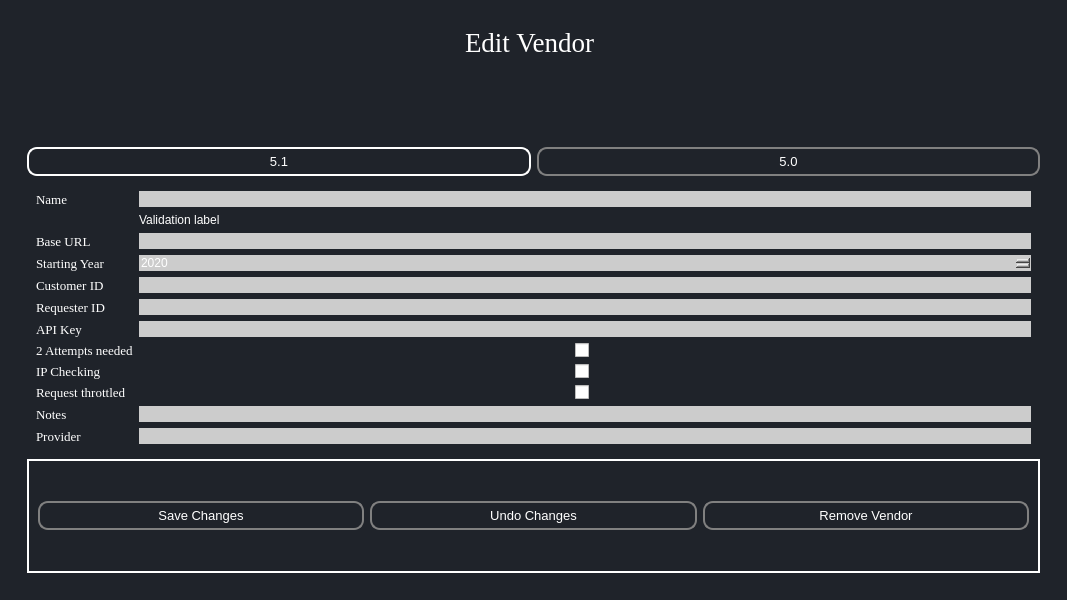
First picture: the form in ui/EditVendors.ui, repository aanushri9/Counter-Harvesting-5.1, before the edit.
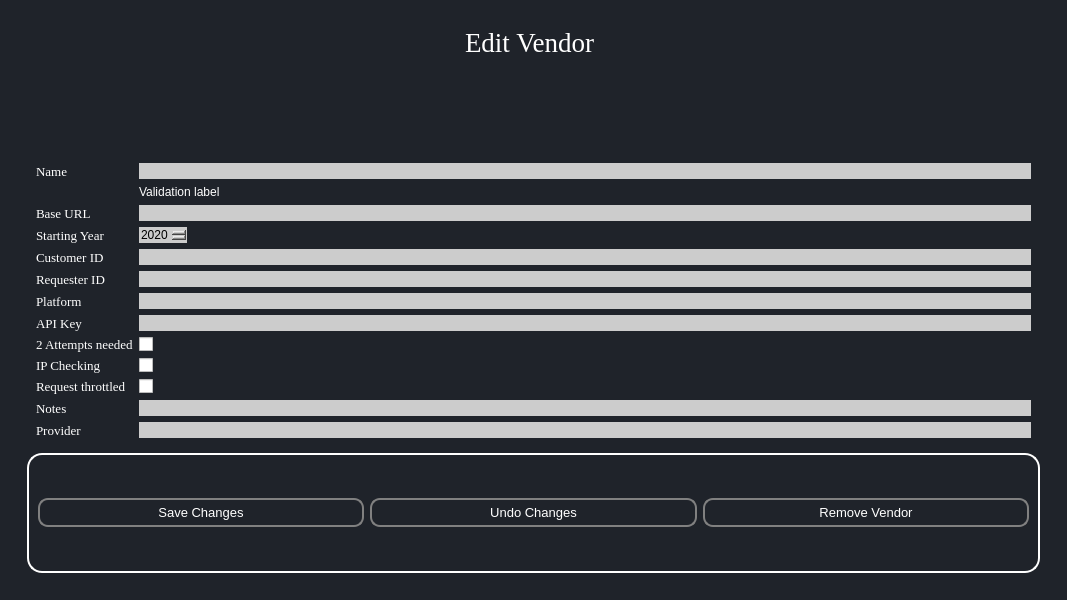
Second picture: the form after the edit. Icons and pictures are not drawn.

Patch:
```diff
--- a/ui/EditVendors.ui
+++ b/ui/EditVendors.ui
@@ -23,7 +23,11 @@
 margin:0;
 color:#fff;
 }
-
+#QLineEdit{
+color:black;
+}
+#QDateEdit{
+color:black;}
 
 
 #centralwidget{
@@ -78,13 +82,146 @@
             </property>
            </widget>
           </item>
-          <item row="2" column="0">
+          <item row="1" column="0">
            <widget class="QFrame" name="edit_vendor_details_frame">
             <property name="frameShape">
              <enum>QFrame::StyledPanel</enum>
             </property>
             <layout class="QGridLayout" name="gridLayout_5">
-             <item row="8" column="0">
+             <item row="10" column="2">
+              <widget class="QCheckBox" name="checkBox_2">
+               <property name="text">
+                <string/>
+               </property>
+              </widget>
+             </item>
+             <item row="11" column="2">
+              <widget class="QCheckBox" name="checkBox_3">
+               <property name="text">
+                <string/>
+               </property>
+              </widget>
+             </item>
+             <item row="9" column="2">
+              <widget class="QCheckBox" name="checkBox">
+               <property name="text">
+                <string/>
+               </property>
+              </widget>
+             </item>
+             <item row="11" column="0">
+              <widget class="QLabel" name="label_11">
+               <property name="font">
+                <font>
+                 <family>Georgia</family>
+                 <pointsize>10</pointsize>
+                </font>
+               </property>
+               <property name="text">
+                <string>Request throttled</string>
+               </property>
+              </widget>
+             </item>
+             <item row="5" column="2">
+              <widget class="QLineEdit" name="requesterIdEdit">
+               <property name="styleSheet">
+                <string notr="true">QLineEdit {
+	background-color: #cccccc;
+	border-radius: 20px; 
+color:black;
+}
+</string>
+               </property>
+              </widget>
+             </item>
+             <item row="10" column="0">
+              <widget class="QLabel" name="label_9">
+               <property name="font">
+                <font>
+                 <family>Georgia</family>
+                 <pointsize>10</pointsize>
+                </font>
+               </property>
+               <property name="text">
+                <string>IP Checking</string>
+               </property>
+              </widget>
+             </item>
+             <item row="13" column="0">
+              <widget class="QLabel" name="companiesText">
+               <property name="font">
+                <font>
+                 <family>Georgia</family>
+                 <pointsize>10</pointsize>
+                </font>
+               </property>
+               <property name="text">
+                <string>Provider</string>
+               </property>
+              </widget>
+             </item>
+             <item row="12" column="2">
+              <widget class="QLineEdit" name="notesEdit">
+               <property name="sizePolicy">
+                <sizepolicy hsizetype="Expanding" vsizetype="Fixed">
+                 <horstretch>0</horstretch>
+                 <verstretch>0</verstretch>
+                </sizepolicy>
+               </property>
+               <property name="minimumSize">
+                <size>
+                 <width>339</width>
+                 <height>0</height>
+                </size>
+               </property>
+               <property name="styleSheet">
+                <string notr="true">QLineEdit {
+	background-color: #cccccc;
+	border-radius: 20px; 
+color:black;
+}
+</string>
+               </property>
+              </widget>
+             </item>
+             <item row="13" column="2">
+              <widget class="QLineEdit" name="providerEdit">
+               <property name="styleSheet">
+                <string notr="true">QLineEdit {
+	background-color: #cccccc;
+	border-radius: 20px; 
+color:black;
+}
+</string>
+               </property>
+              </widget>
+             </item>
+             <item row="4" column="2">
+              <widget class="QLineEdit" name="lineEdit">
+               <property name="styleSheet">
+                <string notr="true">QLineEdit {
+	background-color: #cccccc;
+	border-radius: 20px; 
+color:black;
+}
+</string>
+               </property>
+              </widget>
+             </item>
+             <item row="12" column="0">
+              <widget class="QLabel" name="label_28">
+               <property name="font">
+                <font>
+                 <family>Georgia</family>
+                 <pointsize>10</pointsize>
+                </font>
+               </property>
+               <property name="text">
+                <string>Notes</string>
+               </property>
+              </widget>
+             </item>
+             <item row="9" column="0">
               <widget class="QLabel" name="label_8">
                <property name="font">
                 <font>
@@ -110,6 +247,18 @@
                </property>
               </widget>
              </item>
+             <item row="2" column="2">
+              <widget class="QLineEdit" name="customerIdEdit">
+               <property name="styleSheet">
+                <string notr="true">QLineEdit {
+	background-color: #cccccc;
+	border-radius: 20px; 
+color:black;
+}
+</string>
+               </property>
+              </widget>
+             </item>
              <item row="2" column="0">
               <widget class="QLabel" name="label_2">
                <property name="font">
@@ -123,28 +272,6 @@
                </property>
               </widget>
              </item>
-             <item row="2" column="2">
-              <widget class="QLineEdit" name="customerIdEdit">
-               <property name="styleSheet">
-                <string notr="true">QLineEdit {
-	background-color: #cccccc;
-	border-radius: 20px; 
-}
-</string>
-               </property>
-              </widget>
-             </item>
-             <item row="0" column="2">
-              <widget class="QLineEdit" name="nameEdit">
-               <property name="styleSheet">
-                <string notr="true">QLineEdit {
-	background-color: #cccccc;
-	border-radius: 20px; 
-}
-</string>
-               </property>
-              </widget>
-             </item>
              <item row="1" column="2">
               <widget class="QLabel" name="name_validation_label">
                <property name="text">
@@ -152,6 +279,18 @@
                </property>
               </widget>
              </item>
+             <item row="0" column="2">
+              <widget class="QLineEdit" name="nameEdit">
+               <property name="styleSheet">
+                <string notr="true">QLineEdit {
+	background-color: #cccccc;
+	border-radius: 20px; 
+color:black;
+}
+</string>
+               </property>
+              </widget>
+             </item>
              <item row="0" column="0">
               <widget class="QLabel" name="label">
                <property name="font">
@@ -170,10 +309,17 @@
                <property name="enabled">
                 <bool>true</bool>
                </property>
+               <property name="sizePolicy">
+                <sizepolicy hsizetype="Fixed" vsizetype="Fixed">
+                 <horstretch>0</horstretch>
+                 <verstretch>0</verstretch>
+                </sizepolicy>
+               </property>
                <property name="styleSheet">
                 <string notr="true">QDateEdit {
 	background-color: #cccccc;
 	border-radius: 20px; 
+color:black;
 }
 </string>
                </property>
@@ -192,7 +338,7 @@
                </property>
               </widget>
              </item>
-             <item row="7" column="0">
+             <item row="8" column="0">
               <widget class="QLabel" name="label_5">
                <property name="font">
                 <font>
@@ -218,6 +364,18 @@
                </property>
               </widget>
              </item>
+             <item row="8" column="2">
+              <widget class="QLineEdit" name="apiKeyEdit">
+               <property name="styleSheet">
+                <string notr="true">QLineEdit {
+	background-color: #cccccc;
+	border-radius: 20px; 
+color:black;
+}
+</string>
+               </property>
+              </widget>
+             </item>
              <item row="5" column="0">
               <widget class="QLabel" name="label_4">
                <property name="font">
@@ -231,19 +389,8 @@
                </property>
               </widget>
              </item>
-             <item row="7" column="2">
-              <widget class="QLineEdit" name="apiKeyEdit">
-               <property name="styleSheet">
-                <string notr="true">QLineEdit {
-	background-color: #cccccc;
-	border-radius: 20px; 
-}
-</string>
-               </property>
-              </widget>
-             </item>
-             <item row="10" column="0">
-              <widget class="QLabel" name="label_11">
+             <item row="6" column="0">
+              <widget class="QLabel" name="label_6">
                <property name="font">
                 <font>
                  <family>Georgia</family>
@@ -251,130 +398,21 @@
                 </font>
                </property>
                <property name="text">
-                <string>Request throttled</string>
+                <string>Platform</string>
                </property>
               </widget>
              </item>
-             <item row="8" column="2" alignment="Qt::AlignHCenter">
-              <widget class="QCheckBox" name="checkBox">
-               <property name="text">
-                <string/>
-               </property>
-              </widget>
-             </item>
-             <item row="5" column="2">
-              <widget class="QLineEdit" name="requesterIdEdit">
+             <item row="6" column="2">
+              <widget class="QLineEdit" name="lineEdit_2">
                <property name="styleSheet">
-                <string notr="true">QLineEdit {
-	background-color: #cccccc;
-	border-radius: 20px; 
-}
-</string>
-               </property>
-              </widget>
-             </item>
-             <item row="9" column="0">
-              <widget class="QLabel" name="label_9">
-               <property name="font">
-                <font>
-                 <family>Georgia</family>
-                 <pointsize>10</pointsize>
-                </font>
-               </property>
-               <property name="text">
-                <string>IP Checking</string>
-               </property>
-              </widget>
-             </item>
-             <item row="12" column="0">
-              <widget class="QLabel" name="companiesText">
-               <property name="font">
-                <font>
-                 <family>Georgia</family>
-                 <pointsize>10</pointsize>
-                </font>
-               </property>
-               <property name="text">
-                <string>Provider</string>
-               </property>
-              </widget>
-             </item>
-             <item row="12" column="2">
-              <widget class="QLineEdit" name="providerEdit">
-               <property name="styleSheet">
-                <string notr="true">QLineEdit {
-	background-color: #cccccc;
-	border-radius: 20px; 
-}
-</string>
-               </property>
-              </widget>
-             </item>
-             <item row="11" column="2">
-              <widget class="QLineEdit" name="notesEdit">
-               <property name="sizePolicy">
-                <sizepolicy hsizetype="Expanding" vsizetype="Fixed">
-                 <horstretch>0</horstretch>
-                 <verstretch>0</verstretch>
-                </sizepolicy>
-               </property>
-               <property name="minimumSize">
-                <size>
-                 <width>339</width>
-                 <height>0</height>
-                </size>
-               </property>
-               <property name="styleSheet">
-                <string notr="true">QLineEdit {
-	background-color: #cccccc;
-	border-radius: 20px; 
-}
-</string>
-               </property>
-              </widget>
-             </item>
-             <item row="9" column="2" alignment="Qt::AlignHCenter">
-              <widget class="QCheckBox" name="checkBox_2">
-               <property name="text">
-                <string/>
-               </property>
-              </widget>
-             </item>
-             <item row="10" column="2" alignment="Qt::AlignHCenter">
-              <widget class="QCheckBox" name="checkBox_3">
-               <property name="text">
-                <string/>
-               </property>
-              </widget>
-             </item>
-             <item row="11" column="0">
-              <widget class="QLabel" name="label_28">
-               <property name="font">
-                <font>
-                 <family>Georgia</family>
-                 <pointsize>10</pointsize>
-                </font>
-               </property>
-               <property name="text">
-                <string>Notes</string>
-               </property>
-              </widget>
-             </item>
-             <item row="4" column="2">
-              <widget class="QLineEdit" name="lineEdit">
-               <property name="styleSheet">
-                <string notr="true">QLineEdit {
-	background-color: #cccccc;
-	border-radius: 20px; 
-}
-</string>
+                <string notr="true">background-color: #cccccc;</string>
                </property>
               </widget>
              </item>
             </layout>
            </widget>
           </item>
-          <item row="3" column="0">
+          <item row="2" column="0">
            <widget class="QFrame" name="edit_vendor_options_frame">
             <property name="enabled">
              <bool>true</bool>
@@ -382,7 +420,7 @@
             <property name="styleSheet">
              <string notr="true">QFrame {
     border: 2px solid white;
-	border-redius: 15px;}
+	border-radius: 15px;}
 QPushButton:hover {
     background-color: lightblue;
 }
@@ -480,56 +518,6 @@
             </layout>
            </widget>
           </item>
-          <item row="1" column="0">
-           <layout class="QHBoxLayout" name="horizontalLayout">
-            <item>
-             <widget class="QPushButton" name="pushButton_2">
-              <property name="font">
-               <font>
-                <pointsize>10</pointsize>
-               </font>
-              </property>
-              <property name="styleSheet">
-               <string notr="true">
-*{
-border-radius:10px;
-text-align:centre;
-border: 2px solid white;
-
-}
-
-</string>
-              </property>
-              <property name="text">
-               <string>5.1</string>
-              </property>
-             </widget>
-            </item>
-            <item>
-             <widget class="QPushButton" name="pushButton">
-              <property name="font">
-               <font>
-                <pointsize>10</pointsize>
-               </font>
-              </property>
-              <property name="styleSheet">
-               <string notr="true">
-*{
-border-radius:10px;
-text-align:centre;
-border: 2px solid grey;
-
-}
-
-</string>
-              </property>
-              <property name="text">
-               <string>5.0</string>
-              </property>
-             </widget>
-            </item>
-           </layout>
-          </item>
          </layout>
         </widget>
        </item>
```
Left out of the diff: 3 changed lines with no effect on the pictures.
